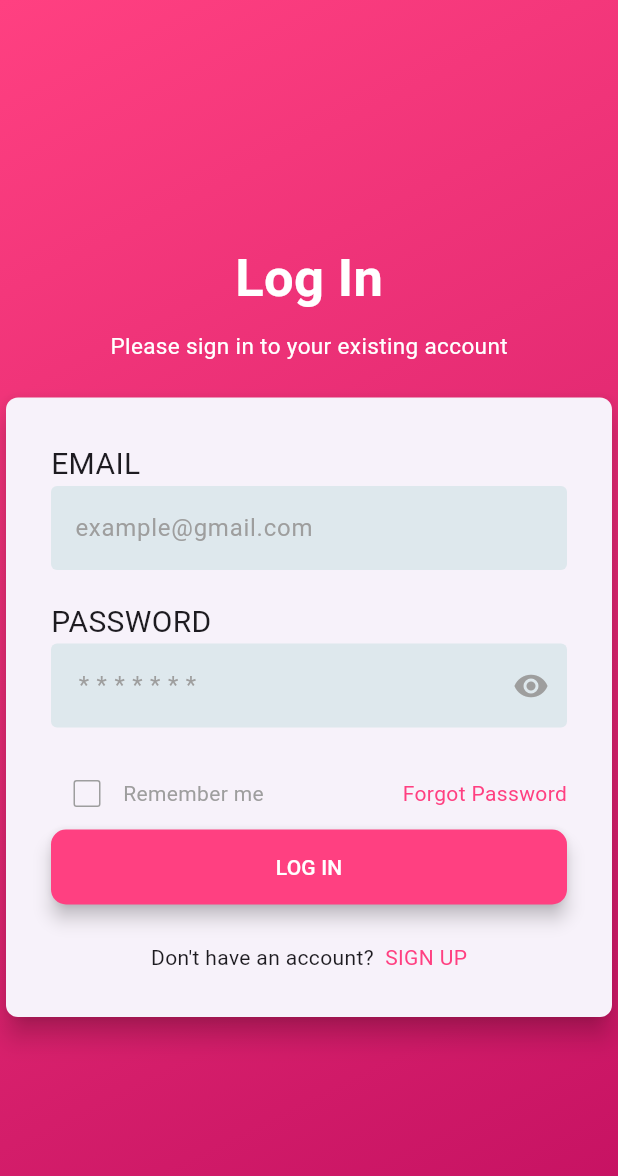
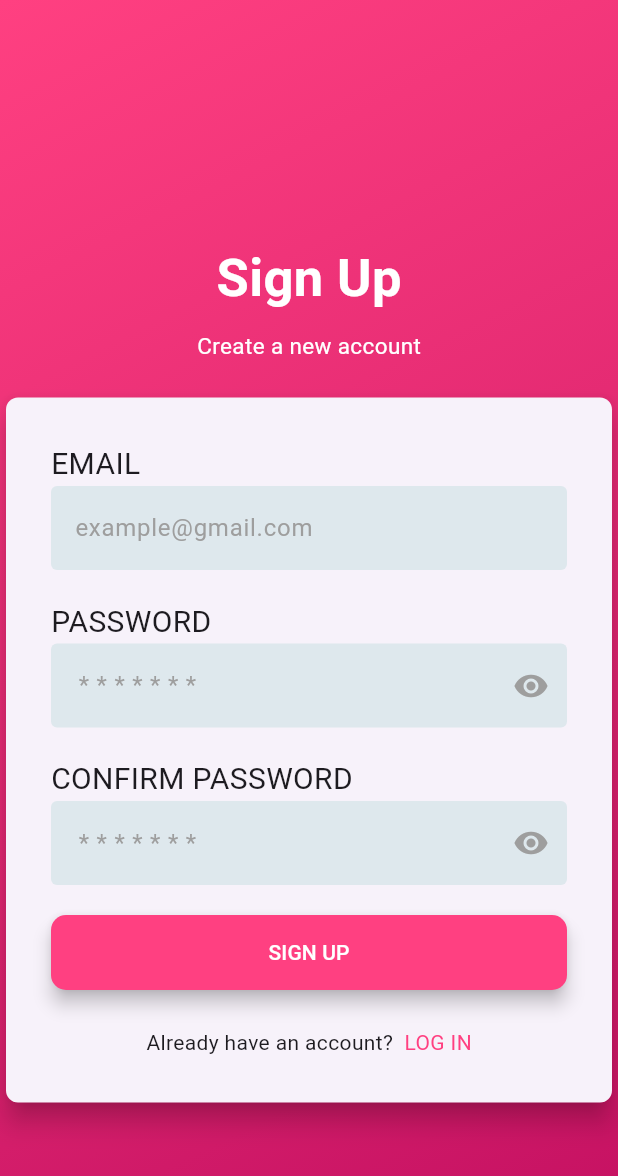
Before and after one commit to Necookie/lalamon, a Flutter app: the screen it shows after launch, after a tap on "SIGN UP", on a phone screen of 412 x 824 dp. Shown: the top 1176 px of the screen. Run offline on Flutter 3.47's test engine with Material 3 defaults, Android fonts, the phone set to English and light mode, and no system bars; Roboto replaces fonts that are missing (PoppinsFont).

Commit message:
Signup and Forgot Page

```diff
--- a/lib/login_page.dart
+++ b/lib/login_page.dart
@@ -1,4 +1,6 @@
 import 'package:flutter/material.dart';
+import 'package:lalamon/register_page.dart';
+import 'package:lalamon/forgotpass_page.dart';
 
 class LoginPage extends StatefulWidget {
   const LoginPage({super.key});
@@ -149,7 +151,7 @@ class  LoginPageState extends State <LoginPage> {
                           ),
                           GestureDetector(
                             onTap: () {
-                              print('This button has been clicked');//redirects to the forogt password page(kaw na bahala bik)
+                              Navigator.push(context,MaterialPageRoute(builder: (context) => ForgotPassPage()),);//redirects to the forogt password page(kaw na bahala bik)
                             },
                             child: Text('Forgot Password',
                             style: TextStyle(
@@ -181,6 +183,7 @@ class  LoginPageState extends State <LoginPage> {
                             Text("Don't have an account?  "),
                             GestureDetector(
                               onTap: () {
+                                Navigator.push(context,MaterialPageRoute(builder: (context) => RegisterScreen()),);
                                 //redirects to the sign up page (kaw naren dto bik)
                               },
                               child: Text('SIGN UP',
--- /dev/null
+++ b/lib/register_page.dart
@@ -0,0 +1,197 @@
+import 'package:flutter/material.dart';
+
+class RegisterScreen extends StatefulWidget {
+  @override
+  _RegisterScreenState createState() => _RegisterScreenState();
+}
+
+class _RegisterScreenState extends State<RegisterScreen> {
+  bool _obscureText = true; // Password visibility state
+
+  void _togglePasswordVisibility() {
+    setState(() {
+      _obscureText = !_obscureText; // Toggle the password visibility
+    });
+  }
+
+  @override
+  Widget build(BuildContext context) {
+    double screenWidth = MediaQuery.of(context).size.width; // To keep the layout intact on different devices
+    double screenHeight = MediaQuery.of(context).size.height;
+    return Scaffold(
+      body: Container(
+        height: screenHeight,
+        width: screenWidth,
+        decoration: BoxDecoration(
+          gradient: LinearGradient(
+            begin: Alignment.topLeft,
+            end: Alignment.bottomRight,
+            colors: [
+              Colors.pinkAccent.shade200, // Lighter shade on top
+              Colors.pinkAccent.shade700, // Darker shade on bottom
+            ],
+          ),
+        ),
+        child: SingleChildScrollView(
+          child: Center(
+            child: Padding(
+              padding: const EdgeInsets.symmetric(horizontal: 0, vertical: 160),
+              child: Column(
+                children: [
+                  Text(
+                    'Sign Up',
+                    style: TextStyle(
+                      fontFamily: "PoppinsFont",
+                      fontWeight: FontWeight.bold,
+                      fontSize: 35,
+                      color: Colors.white,
+                    ),
+                  ),
+                  SizedBox(height: 10),
+                  Text(
+                    'Create a new account',
+                    style: TextStyle(
+                      fontSize: 15,
+                      color: Colors.white,
+                    ),
+                  ),
+                  SizedBox(height: 20),
+                  Card(
+                    elevation: 7,
+                    shape: RoundedRectangleBorder(
+                      borderRadius: BorderRadius.circular(8),
+                    ),
+                    child: Padding(
+                      padding: const EdgeInsets.all(30),
+                      child: Column(
+                        crossAxisAlignment: CrossAxisAlignment.start,
+                        children: [
+                          SizedBox(width: double.infinity),
+                          Text(
+                            'EMAIL',
+                            style: TextStyle(
+                              fontSize: 20,
+                            ),
+                          ),
+                          Padding(
+                            padding: const EdgeInsets.only(bottom: 20),
+                            child: TextField(
+                              decoration: InputDecoration(
+                                border: OutlineInputBorder(
+                                  borderSide: BorderSide.none,
+                                ),
+                                hintText: "example@gmail.com",
+                                hintStyle: TextStyle(
+                                  color: Colors.grey,
+                                ),
+                                filled: true,
+                                fillColor: const Color.fromARGB(255, 222, 232, 237),
+                              ),
+                            ),
+                          ),
+                          Text(
+                            'PASSWORD',
+                            style: TextStyle(
+                              fontSize: 20,
+                            ),
+                          ),
+                          Padding(
+                            padding: const EdgeInsets.only(bottom: 20),
+                            child: TextField(
+                              obscureText: _obscureText,
+                              decoration: InputDecoration(
+                                border: OutlineInputBorder(
+                                  borderSide: BorderSide.none,
+                                ),
+                                hintText: "*******",
+                                hintStyle: TextStyle(
+                                  color: Colors.grey,
+                                  letterSpacing: 5,
+                                ),
+                                filled: true,
+                                fillColor: const Color.fromARGB(255, 222, 232, 237),
+                                suffixIcon: IconButton(
+                                  onPressed: _togglePasswordVisibility,
+                                  color: Colors.grey,
+                                  icon: Icon(Icons.visibility),
+                                ),
+                              ),
+                            ),
+                          ),
+                          Text(
+                            'CONFIRM PASSWORD',
+                            style: TextStyle(
+                              fontSize: 20,
+                            ),
+                          ),
+                          Padding(
+                            padding: const EdgeInsets.only(bottom: 20),
+                            child: TextField(
+                              obscureText: _obscureText,
+                              decoration: InputDecoration(
+                                border: OutlineInputBorder(
+                                  borderSide: BorderSide.none,
+                                ),
+                                hintText: "*******",
+                                hintStyle: TextStyle(
+                                  color: Colors.grey,
+                                  letterSpacing: 5,
+                                ),
+                                filled: true,
+                                fillColor: const Color.fromARGB(255, 222, 232, 237),
+                                suffixIcon: IconButton(
+                                  onPressed: _togglePasswordVisibility,
+                                  color: Colors.grey,
+                                  icon: Icon(Icons.visibility),
+                                ),
+                              ),
+                            ),
+                          ),
+                          FilledButton(
+                            onPressed: () {
+                              // Implement your sign-up logic here
+                              print('Sign Up button pressed');
+                            },
+                            style: FilledButton.styleFrom(
+                              elevation: 5,
+                              backgroundColor: Colors.pinkAccent,
+                              minimumSize: Size(double.infinity, 50),
+                              shape: RoundedRectangleBorder(
+                                borderRadius: BorderRadius.circular(10),
+                              ),
+                            ),
+                            child: Text('SIGN UP'),
+                          ),
+                          Padding(
+                            padding: const EdgeInsets.only(top: 25),
+                            child: Row(
+                              mainAxisAlignment: MainAxisAlignment.center,
+                              children: [
+                                Text("Already have an account?  "),
+                                GestureDetector(
+                                  onTap: () {
+                                    Navigator.pop(context);
+                                  },
+                                  child: Text(
+                                    'LOG IN',
+                                    style: TextStyle(
+                                      color: Colors.pinkAccent,
+                                    ),
+                                  ),
+                                ),
+                              ],
+                            ),
+                          ),
+                        ],
+                      ),
+                    ),
+                  ),
+                ],
+              ),
+            ),
+          ),
+        ),
+      ),
+    );
+  }
+}
```
Also changed, not shown: lib/forgotpass_page.dart (added, +122 -0 lines), lib/forgpassverify_page.dart (added, +148 -0 lines), pubspec.lock.
